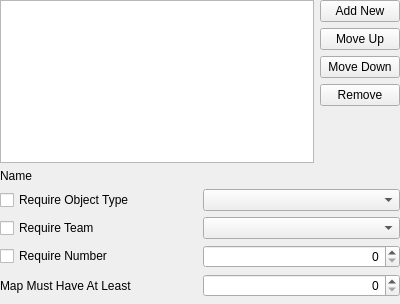
Above: native/src/ReachVariantTool/ui/script_editor/page_forge_labels.ui from DavidJCobb/ReachVariantEditor before the change. Below: the same form after it.
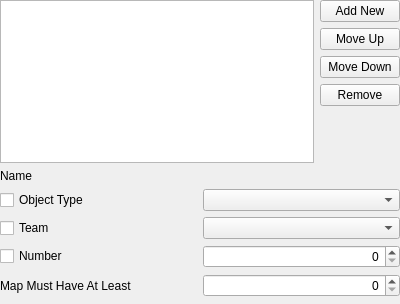
That is the form after the change. Custom widgets are drawn as their Qt base class.

Commit message:
Forge label work; ReachString now uses cobb::reference_tracked_object
All Forge label properties besides the name are now alterable.

ReachString is now a subclass of cobb::reference_tracked_object. Moreover, ReachStrings now have a reference to their containing string table.

The script editor is now a modal.

Started work on an edit for picking the string for any given value.

```diff
--- a/native/src/ReachVariantTool/ui/script_editor/page_forge_labels.ui
+++ b/native/src/ReachVariantTool/ui/script_editor/page_forge_labels.ui
@@ -34,7 +34,7 @@
      <item row="2" column="0">
       <widget class="QCheckBox" name="reqFlagTeam">
        <property name="text">
-        <string>Require Team</string>
+        <string>Team</string>
        </property>
       </widget>
      </item>
@@ -48,7 +48,7 @@
      <item row="1" column="0">
       <widget class="QCheckBox" name="reqFlagObjectType">
        <property name="text">
-        <string>Require Object Type</string>
+        <string>Object Type</string>
        </property>
       </widget>
      </item>
@@ -62,7 +62,7 @@
      <item row="3" column="0">
       <widget class="QCheckBox" name="reqFlagNumber">
        <property name="text">
-        <string>Require Number</string>
+        <string>Number</string>
        </property>
       </widget>
      </item>
@@ -162,6 +162,12 @@
    <extends>QComboBox</extends>
    <header>ui/widgets/mp_object_type_combobox.h</header>
   </customwidget>
+  <customwidget>
+   <class>ReachStringPicker</class>
+   <extends>QWidget</extends>
+   <header>ui/widgets/string_picker.h</header>
+   <container>1</container>
+  </customwidget>
  </customwidgets>
  <tabstops>
   <tabstop>list</tabstop>
```
Left out of the diff: 3 changed lines with no effect on the pictures. The commit also changes 24 other files.
